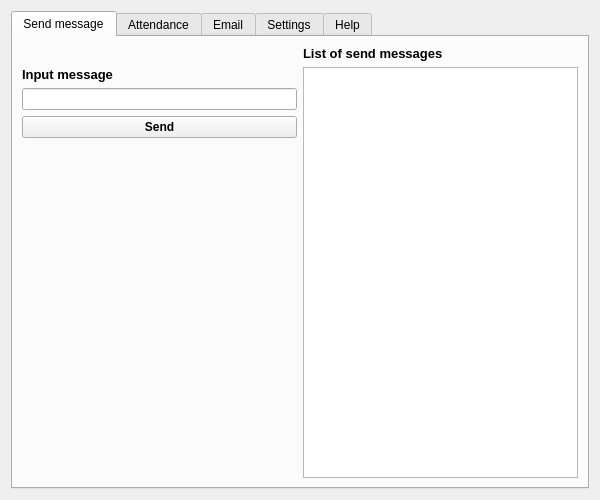
This is professor/profesor_gui.ui in wranidlo/broadcast_sender_receiver as Qt 5 draws it before an edit. The edited form follows.
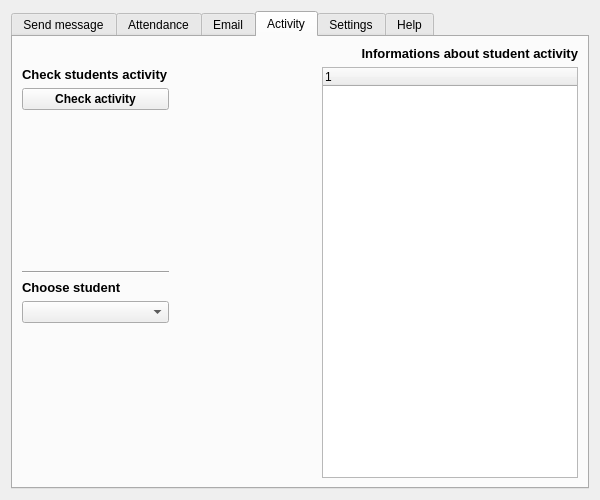
This is the edited form. The open tabs and pages were chosen to show the change.

Commit message: Better email formating and activity in gui

Diff of the .ui file:
```diff
--- a/professor/profesor_gui.ui
+++ b/professor/profesor_gui.ui
@@ -431,6 +431,144 @@
        </item>
       </layout>
      </widget>
+     <widget class="QWidget" name="tab_3">
+      <attribute name="title">
+       <string>Activity</string>
+      </attribute>
+      <layout class="QGridLayout" name="gridLayout_11">
+       <item row="0" column="0">
+        <layout class="QGridLayout" name="gridLayout_10">
+         <item row="1" column="0">
+          <layout class="QVBoxLayout" name="verticalLayout_6">
+           <item>
+            <widget class="QLabel" name="label_14">
+             <property name="font">
+              <font>
+               <pointsize>10</pointsize>
+               <weight>75</weight>
+               <bold>true</bold>
+              </font>
+             </property>
+             <property name="text">
+              <string>Check students activity</string>
+             </property>
+            </widget>
+           </item>
+           <item>
+            <widget class="QPushButton" name="button_activity">
+             <property name="font">
+              <font>
+               <weight>75</weight>
+               <bold>true</bold>
+              </font>
+             </property>
+             <property name="text">
+              <string>Check activity</string>
+             </property>
+            </widget>
+           </item>
+           <item>
+            <spacer name="verticalSpacer_4">
+             <property name="orientation">
+              <enum>Qt::Vertical</enum>
+             </property>
+             <property name="sizeHint" stdset="0">
+              <size>
+               <width>20</width>
+               <height>40</height>
+              </size>
+             </property>
+            </spacer>
+           </item>
+           <item>
+            <widget class="Line" name="line_3">
+             <property name="orientation">
+              <enum>Qt::Horizontal</enum>
+             </property>
+            </widget>
+           </item>
+           <item>
+            <widget class="QLabel" name="label_15">
+             <property name="font">
+              <font>
+               <pointsize>10</pointsize>
+               <weight>75</weight>
+               <bold>true</bold>
+              </font>
+             </property>
+             <property name="text">
+              <string>Choose student</string>
+             </property>
+            </widget>
+           </item>
+           <item>
+            <widget class="QComboBox" name="combo_box_student_activity"/>
+           </item>
+           <item>
+            <spacer name="verticalSpacer_6">
+             <property name="orientation">
+              <enum>Qt::Vertical</enum>
+             </property>
+             <property name="sizeHint" stdset="0">
+              <size>
+               <width>20</width>
+               <height>40</height>
+              </size>
+             </property>
+            </spacer>
+           </item>
+          </layout>
+         </item>
+         <item row="1" column="1">
+          <layout class="QGridLayout" name="gridLayout_12">
+           <item row="0" column="1">
+            <widget class="QTreeWidget" name="tree_widget_activity">
+             <column>
+              <property name="text">
+               <string notr="true">1</string>
+              </property>
+             </column>
+            </widget>
+           </item>
+           <item row="0" column="0">
+            <spacer name="horizontalSpacer">
+             <property name="orientation">
+              <enum>Qt::Horizontal</enum>
+             </property>
+             <property name="sizeHint" stdset="0">
+              <size>
+               <width>40</width>
+               <height>20</height>
+              </size>
+             </property>
+            </spacer>
+           </item>
+          </layout>
+         </item>
+         <item row="0" column="1">
+          <widget class="QLabel" name="label_16">
+           <property name="font">
+            <font>
+             <pointsize>10</pointsize>
+             <weight>75</weight>
+             <bold>true</bold>
+            </font>
+           </property>
+           <property name="layoutDirection">
+            <enum>Qt::LeftToRight</enum>
+           </property>
+           <property name="text">
+            <string>Informations about student activity</string>
+           </property>
+           <property name="alignment">
+            <set>Qt::AlignRight|Qt::AlignTrailing|Qt::AlignVCenter</set>
+           </property>
+          </widget>
+         </item>
+        </layout>
+       </item>
+      </layout>
+     </widget>
      <widget class="QWidget" name="tab_settings">
       <attribute name="title">
        <string>Settings</string>
```
Left out of the diff: 46 changed lines with no effect on the pictures. The commit also changes 3 other files.
